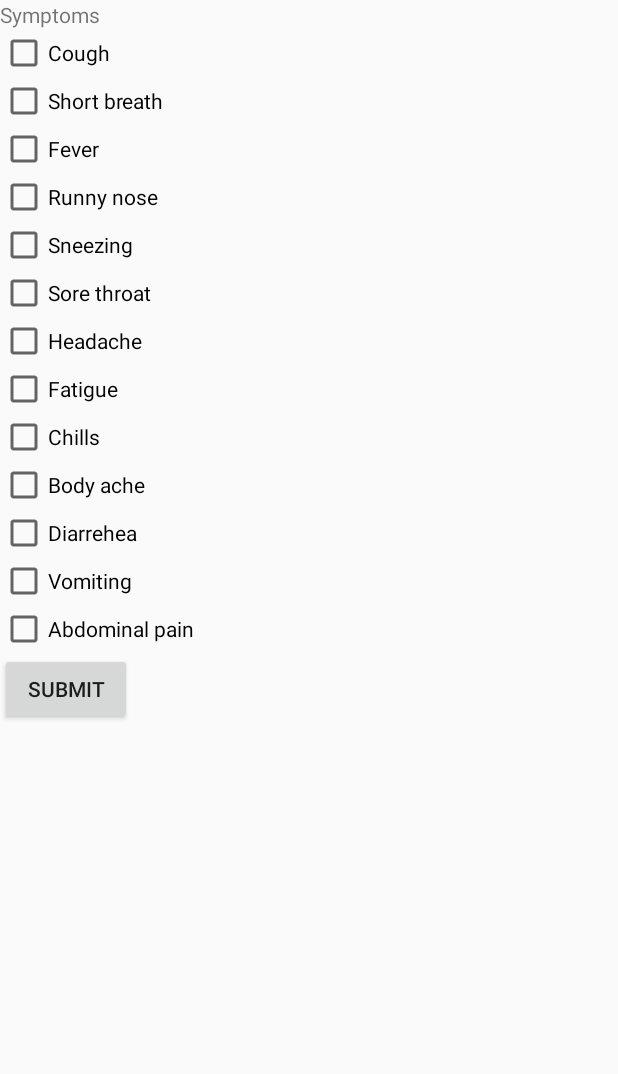
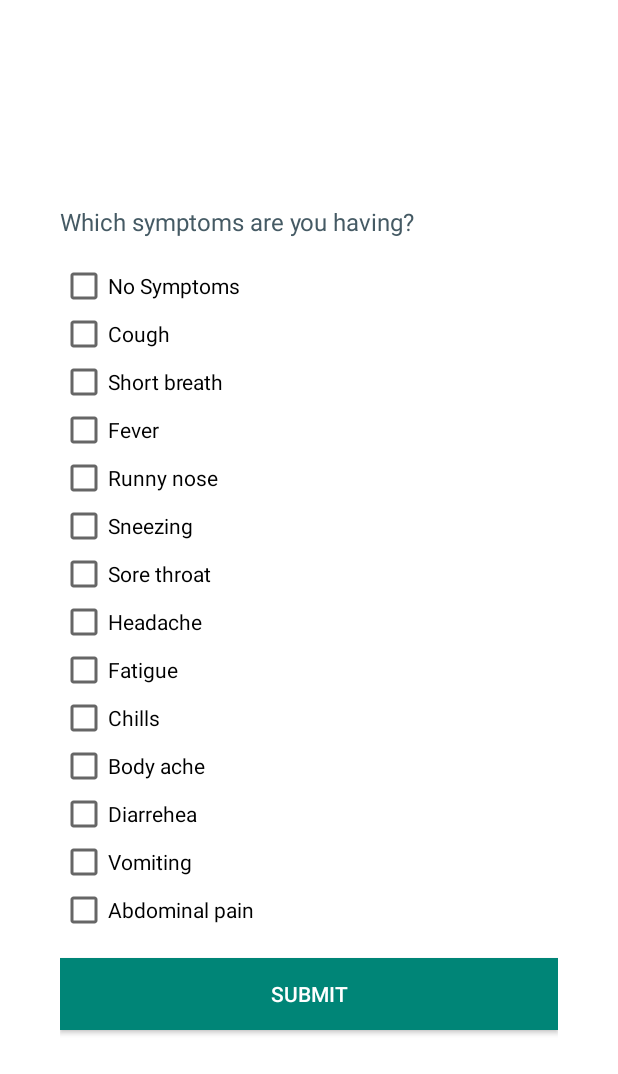
Before and after one commit to Infodeq/HowIFeel, an Android app: the layout activity_main.xml on its own in the app's theme, with its tools: preview values and no code run, on a phone screen of 412 x 824 dp. Shown: the top 1074 px of the screen. Run offline under Robolectric (Android 15) with nearby library versions, the phone set to English and light mode, and no system bars; network calls fail.

Commit message:
UI improvs

```diff
--- a/app/src/main/java/com/slaw/howifeel/ui/base/BaseActivity.kt
+++ b/app/src/main/java/com/slaw/howifeel/ui/base/BaseActivity.kt
@@ -28,6 +28,10 @@ open class BaseActivity: AppCompatActivity() {
                 openWebPage()
                 true
             }
+            android.R.id.home -> {
+                finish()
+                true
+            }
             else -> return super.onOptionsItemSelected(item)
         }
 
--- a/app/src/main/java/com/slaw/howifeel/ui/main/MainActivityContract.kt
+++ b/app/src/main/java/com/slaw/howifeel/ui/main/MainActivityContract.kt
@@ -3,6 +3,7 @@ package com.slaw.howifeel.ui.main
 interface MainActivityContract {
     interface View {
         fun showMessage(message: String)
+        fun openThankyouScreen()
     }
 
     interface Presenter {
--- a/app/src/main/java/com/slaw/howifeel/ui/main/MainActivityPresenter.kt
+++ b/app/src/main/java/com/slaw/howifeel/ui/main/MainActivityPresenter.kt
@@ -49,6 +49,10 @@ class MainActivityPresenter @Inject constructor(
         hasAbdominalPain: Boolean
     ) {
         val symptomList = mutableListOf<String>()
+        if(hasNoSymptoms){
+            view?.openThankyouScreen()
+            return
+        }
         if(hasCough){
             symptomList.add("cough")
         }
--- a/app/src/main/java/com/slaw/howifeel/ui/otp/OtpActivity.kt
+++ b/app/src/main/java/com/slaw/howifeel/ui/otp/OtpActivity.kt
@@ -48,8 +48,10 @@ class OtpActivity : BaseActivity(), OtpContract.View {
             .build()
             .inject(this)
         setContentView(R.layout.activity_otp)
+        supportActionBar?.setHomeButtonEnabled(true)
         presenter.start()
         setupView()
+
     }
 
     private fun setupView() {
--- a/app/src/main/java/com/slaw/howifeel/ui/thankyou/ThankyouActivity.kt
+++ b/app/src/main/java/com/slaw/howifeel/ui/thankyou/ThankyouActivity.kt
@@ -3,9 +3,10 @@ package com.slaw.howifeel.ui.thankyou
 import androidx.appcompat.app.AppCompatActivity
 import android.os.Bundle
 import com.slaw.howifeel.R
+import com.slaw.howifeel.ui.base.BaseActivity
 import kotlinx.android.synthetic.main.activity_thankyou.*
 
-class ThankyouActivity : AppCompatActivity() {
+class ThankyouActivity : BaseActivity() {
 
     override fun onCreate(savedInstanceState: Bundle?) {
         super.onCreate(savedInstanceState)
--- a/app/src/main/res/layout/activity_main.xml
+++ b/app/src/main/res/layout/activity_main.xml
@@ -1,96 +1,143 @@
 <?xml version="1.0" encoding="utf-8"?>
-<LinearLayout xmlns:android="http://schemas.android.com/apk/res/android"
+<ScrollView xmlns:android="http://schemas.android.com/apk/res/android"
     xmlns:app="http://schemas.android.com/apk/res-auto"
     xmlns:tools="http://schemas.android.com/tools"
     android:layout_width="match_parent"
-    android:layout_height="match_parent"
+    android:fillViewport="true"
+    android:layout_height="match_parent">
+
+    <LinearLayout
+        android:layout_width="match_parent"
+        android:layout_height="wrap_content"
+        android:gravity="center"
         android:orientation="vertical"
+        android:paddingStart="40dp"
+        android:paddingEnd="40dp"
+        android:paddingTop="8dp"
+        android:paddingBottom="8dp"
+        android:background="@color/white"
         tools:context=".ui.main.MainActivity">
 
         <LinearLayout
             android:layout_width="match_parent"
             android:layout_height="wrap_content"
             android:orientation="vertical">
+
             <TextView
                 android:layout_width="wrap_content"
                 android:layout_height="wrap_content"
-            android:text="Symptoms"/>
+                android:text="Which symptoms are you having?"
+                android:textColor="@color/blueGrey700"
+                android:textSize="16sp" />
+
             <CheckBox
                 android:id="@+id/no_symptoms"
-            android:visibility="gone"
-            android:text="No Symptoms"
+                style="@style/symptomCheckbox"
                 android:layout_width="wrap_content"
-            android:layout_height="wrap_content"/>
+                android:layout_height="wrap_content"
+                android:layout_marginTop="16dp"
+                android:text="No Symptoms" />
+
             <CheckBox
                 android:id="@+id/cough"
-            android:text="Cough"
+                style="@style/symptomCheckbox"
                 android:layout_width="wrap_content"
-            android:layout_height="wrap_content"/>
+                android:layout_height="wrap_content"
+                android:text="Cough" />
+
             <CheckBox
                 android:id="@+id/short_breath"
-            android:text="Short breath"
+                style="@style/symptomCheckbox"
                 android:layout_width="wrap_content"
-            android:layout_height="wrap_content"/>
+                android:layout_height="wrap_content"
+                android:text="Short breath" />
+
             <CheckBox
                 android:id="@+id/fever"
-            android:text="Fever"
+                style="@style/symptomCheckbox"
                 android:layout_width="wrap_content"
-            android:layout_height="wrap_content"/>
+                android:layout_height="wrap_content"
+                android:text="Fever" />
+
             <CheckBox
                 android:id="@+id/runny_nose"
-            android:text="Runny nose"
+                style="@style/symptomCheckbox"
                 android:layout_width="wrap_content"
-            android:layout_height="wrap_content"/>
+                android:layout_height="wrap_content"
+                android:text="Runny nose" />
+
             <CheckBox
                 android:id="@+id/sneezing"
-            android:text="Sneezing"
+                style="@style/symptomCheckbox"
                 android:layout_width="wrap_content"
-            android:layout_height="wrap_content"/>
+                android:layout_height="wrap_content"
+                android:text="Sneezing" />
+
             <CheckBox
                 android:id="@+id/sore_throat"
-            android:text="Sore throat"
+                style="@style/symptomCheckbox"
                 android:layout_width="wrap_content"
-            android:layout_height="wrap_content"/>
+                android:layout_height="wrap_content"
+                android:text="Sore throat" />
+
             <CheckBox
                 android:id="@+id/headache"
-            android:text="Headache"
+                style="@style/symptomCheckbox"
                 android:layout_width="wrap_content"
-            android:layout_height="wrap_content"/>
+                android:layout_height="wrap_content"
+                android:text="Headache" />
+
             <CheckBox
                 android:id="@+id/fatigue"
-            android:text="Fatigue"
+                style="@style/symptomCheckbox"
                 android:layout_width="wrap_content"
-            android:layout_height="wrap_content"/>
+                android:layout_height="wrap_content"
+                android:text="Fatigue" />
+
             <CheckBox
                 android:id="@+id/chills"
-            android:text="Chills"
+                style="@style/symptomCheckbox"
                 android:layout_width="wrap_content"
-            android:layout_height="wrap_content"/>
+                android:layout_height="wrap_content"
+                android:text="Chills" />
+
             <CheckBox
                 android:id="@+id/body_ache"
-            android:text="Body ache"
+                style="@style/symptomCheckbox"
                 android:layout_width="wrap_content"
-            android:layout_height="wrap_content"/>
+                android:layout_height="wrap_content"
+                android:text="Body ache" />
+
             <CheckBox
                 android:id="@+id/diarrehea"
-            android:text="Diarrehea"
+                style="@style/symptomCheckbox"
                 android:layout_width="wrap_content"
-            android:layout_height="wrap_content"/>
+                android:layout_height="wrap_content"
+                android:text="Diarrehea" />
+
             <CheckBox
                 android:id="@+id/vomiting"
-            android:text="Vomiting"
+                style="@style/symptomCheckbox"
                 android:layout_width="wrap_content"
-            android:layout_height="wrap_content"/>
+                android:layout_height="wrap_content"
+                android:text="Vomiting" />
+
             <CheckBox
                 android:id="@+id/abdominal_pain"
-            android:text="Abdominal pain"
+                style="@style/symptomCheckbox"
                 android:layout_width="wrap_content"
-            android:layout_height="wrap_content"/>
+                android:layout_height="wrap_content"
+                android:text="Abdominal pain" />
         </LinearLayout>
+
         <Button
             android:id="@+id/submit"
+            android:layout_width="match_parent"
+            android:layout_height="wrap_content"
+            android:layout_marginTop="16dp"
+            android:background="@color/colorPrimary"
             android:text="Submit"
-        android:layout_width="wrap_content"
-        android:layout_height="wrap_content"/>
+            android:textColor="@color/white" />
 
     </LinearLayout>
+</ScrollView>
--- a/app/src/main/res/values/colors.xml
+++ b/app/src/main/res/values/colors.xml
@@ -3,4 +3,6 @@
     <color name="colorPrimary">#008577</color>
     <color name="colorPrimaryDark">#00574B</color>
     <color name="colorAccent">#D81B60</color>
+    <color name="white">#ffffff</color>
+    <color name="blueGrey700">#455A64</color>
 </resources>
--- a/app/src/main/res/values/styles.xml
+++ b/app/src/main/res/values/styles.xml
@@ -26,4 +26,14 @@
         <item name="colorControlNormal">#d50000</item>
     </style>
 
+    <style name="symptomCheckbox">
+
+    </style>
+    <style name="Theme.AppCompat.Light.NoActionBar.FullScreen" parent="@style/Theme.AppCompat.Light.NoActionBar">
+        <item name="android:windowNoTitle">true</item>
+        <item name="android:windowActionBar">false</item>
+        <item name="android:windowFullscreen">true</item>
+        <item name="android:windowContentOverlay">@null</item>
+    </style>
+
 </resources>
```
Also changed, not shown: app/src/main/AndroidManifest.xml (+17 -10 lines), app/src/main/java/com/slaw/howifeel/ui/main/MainActivity.kt (+8 -0 lines), app/src/main/res/layout/activity_login.xml (+56 -23 lines), app/src/main/res/layout/activity_otp.xml (+13 -3 lines), app/src/main/res/layout/activity_thankyou.xml (+8 -0 lines), 1 other file. Lines whose indentation alone changed are shown as unchanged.
